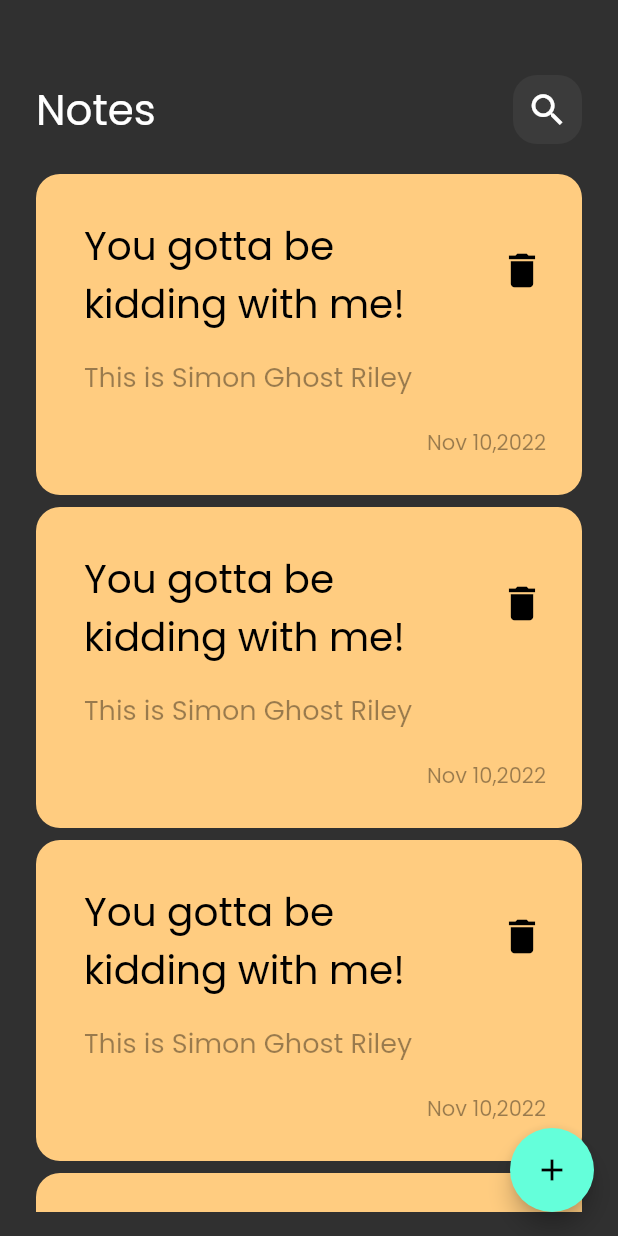
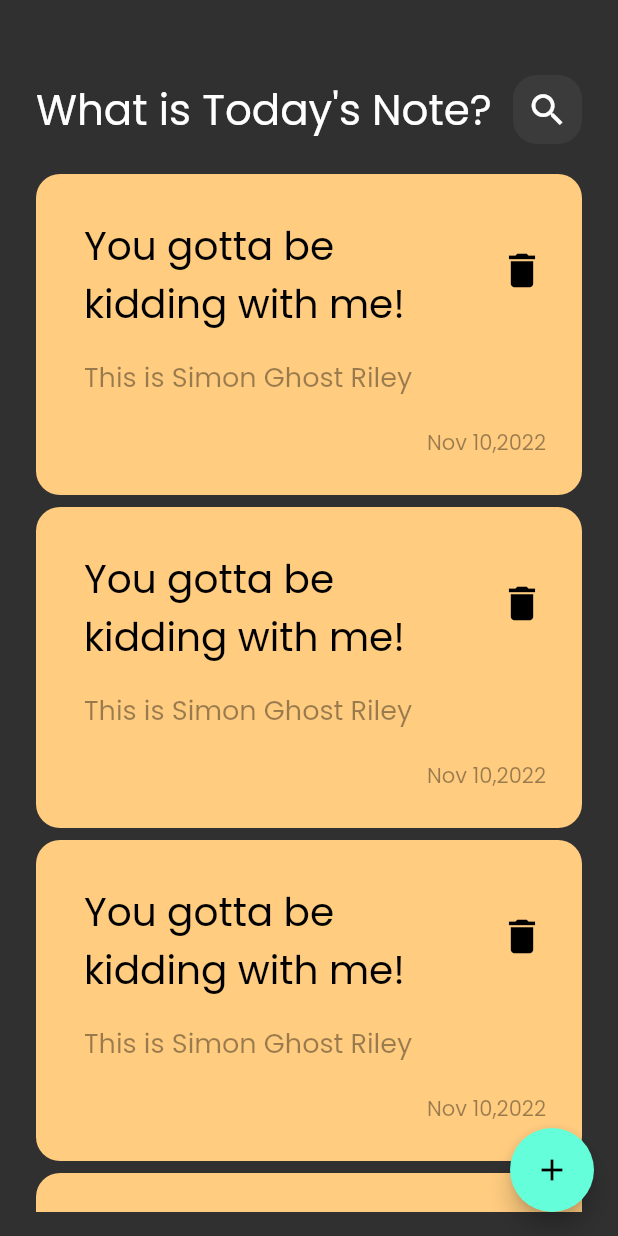
Before and after one commit to 3bdulra7manAmir/notes_app, a Flutter app: the screen it shows after launch, on a phone screen of 412 x 824 dp. Run offline on Flutter 3.47's test engine with Material 2 defaults, Android fonts, the phone set to English and light mode, and no system bars.

Commit message:
what is inside the widget

```diff
--- a/lib/views/widgets/notes_view_body.dart
+++ b/lib/views/widgets/notes_view_body.dart
@@ -1,26 +1,34 @@
 import 'package:flutter/material.dart';
-
 import 'custom_app_bar.dart';
 import 'note_item.dart';
 import 'notes_list_view.dart';
 
-class NotesViewBody extends StatelessWidget {
+class NotesViewBody extends StatelessWidget
+{
   const NotesViewBody({Key? key}) : super(key: key);
 
   @override
-  Widget build(BuildContext context) {
-    return Padding(
-      padding: const EdgeInsets.symmetric(horizontal: 24),
-      child: Column(
-        children: const [
-          SizedBox(
+  Widget build(BuildContext context)
+  {
+    return Padding
+    (
+      padding:
+          const EdgeInsets.symmetric(horizontal: 24), //take space of the edge
+      child: Column
+      (
+        children: const
+        [
+          SizedBox
+          (
             height: 50,
           ),
-          CustomAppBar(
-            title: 'Notes',
+          CustomAppBar
+          (
+            title: 'What is Today\'s Note?',
             icon: Icons.search,
           ),
-          Expanded(
+          Expanded
+          (
             child: NotesListView(),
           ),
         ],
```
